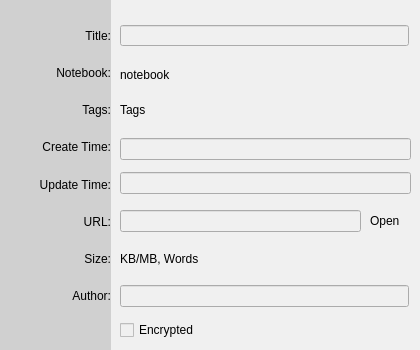
Above: src/ui/wiznoteinfoform.ui from WizTeam/WizQTClient before the change. Below: the same form after it.
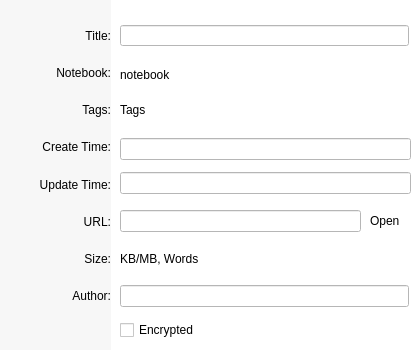
That is the form after the change.

```diff
--- a/src/ui/wiznoteinfoform.ui
+++ b/src/ui/wiznoteinfoform.ui
@@ -17,7 +17,7 @@
    <bool>false</bool>
   </property>
   <property name="styleSheet">
-   <string notr="true">background-color: rgb(240, 240, 240);</string>
+   <string notr="true">background-color: #FFFFFF</string>
   </property>
   <widget class="QWidget" name="widget" native="true">
    <property name="geometry">
@@ -29,7 +29,7 @@
     </rect>
    </property>
    <property name="styleSheet">
-    <string notr="true">background-color: rgb(208, 208, 208);</string>
+    <string notr="true">background-color: #F7F7F7;</string>
    </property>
    <widget class="QWidget" name="verticalLayoutWidget">
     <property name="geometry">
```
